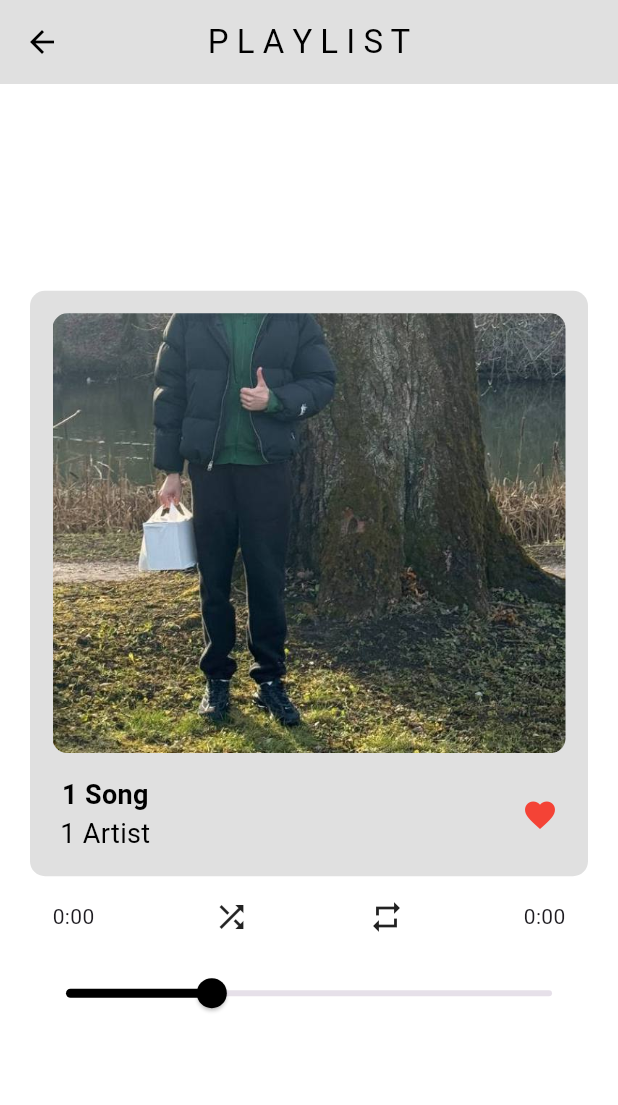
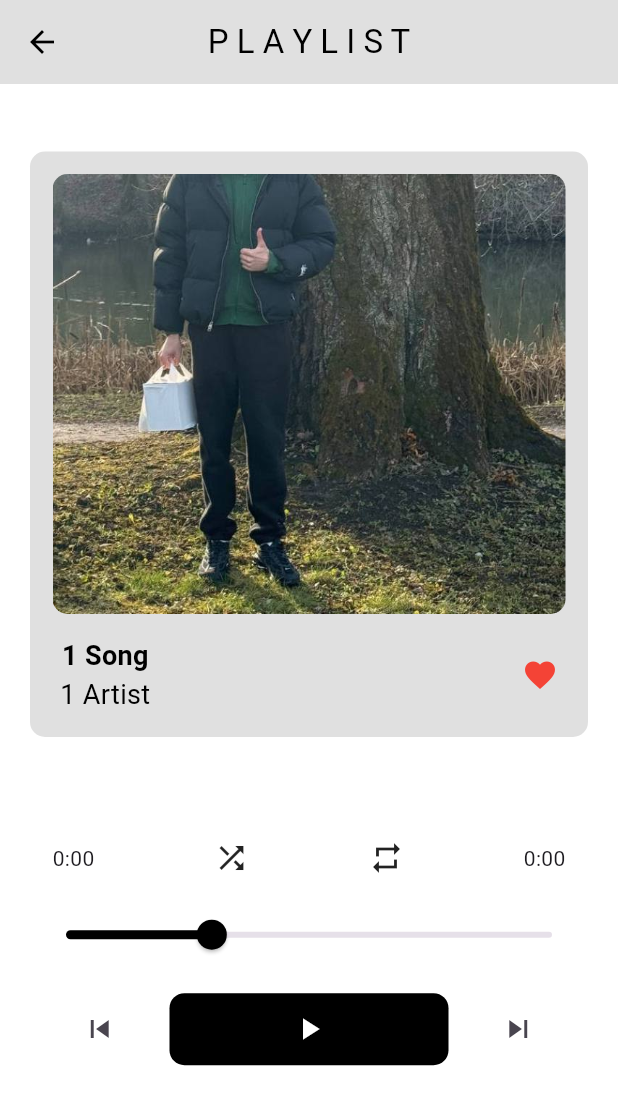
Before and after one commit to abdymazhittoretay/music_player, a Flutter app: the SongPage screen opened directly, on a phone screen of 412 x 824 dp. Shown: the top 1105 px of the screen. Run offline on Flutter 3.47's test engine with Material 3 defaults, Android fonts, the light colour scheme and no system bars.

Commit message:
added buttons to previous, next and play sound

```diff
--- a/lib/pages/song_page.dart
+++ b/lib/pages/song_page.dart
@@ -28,9 +28,9 @@ class _SongPageState extends State<SongPage> {
             centerTitle: true,
           ),
           body: Padding(
-            padding: const EdgeInsets.symmetric(horizontal: 20.0),
+            padding:
+                const EdgeInsets.symmetric(horizontal: 20.0, vertical: 45.0),
             child: Column(
-              mainAxisAlignment: MainAxisAlignment.center,
               children: [
                 Container(
                     padding: EdgeInsets.all(15.0),
@@ -78,9 +78,7 @@ class _SongPageState extends State<SongPage> {
                         )
                       ],
                     )),
-                SizedBox(
-                  height: 15.0,
-                ),
+                Spacer(),
                 Padding(
                   padding: const EdgeInsets.symmetric(horizontal: 15.0),
                   child: Row(
@@ -102,7 +100,35 @@ class _SongPageState extends State<SongPage> {
                     max: 100,
                     value: 30,
                     activeColor: Colors.black,
-                    onChanged: (value) {})
+                    onChanged: (value) {}),
+                SizedBox(
+                  height: 15.0,
+                ),
+                Row(
+                  children: [
+                    Expanded(
+                      child: IconButton(
+                          onPressed: () {}, icon: Icon(Icons.skip_previous)),
+                    ),
+                    Expanded(
+                        flex: 2,
+                        child: Container(
+                          decoration: BoxDecoration(
+                              color: Colors.black,
+                              borderRadius: BorderRadius.circular(10.0)),
+                          child: IconButton(
+                              onPressed: () {},
+                              icon: Icon(
+                                Icons.play_arrow,
+                                color: Colors.white,
+                              )),
+                        )),
+                    Expanded(
+                        child: IconButton(
+                            onPressed: () {}, icon: Icon(Icons.skip_next))),
+                  ],
+                ),
+                Spacer(),
               ],
             ),
           ),
```
